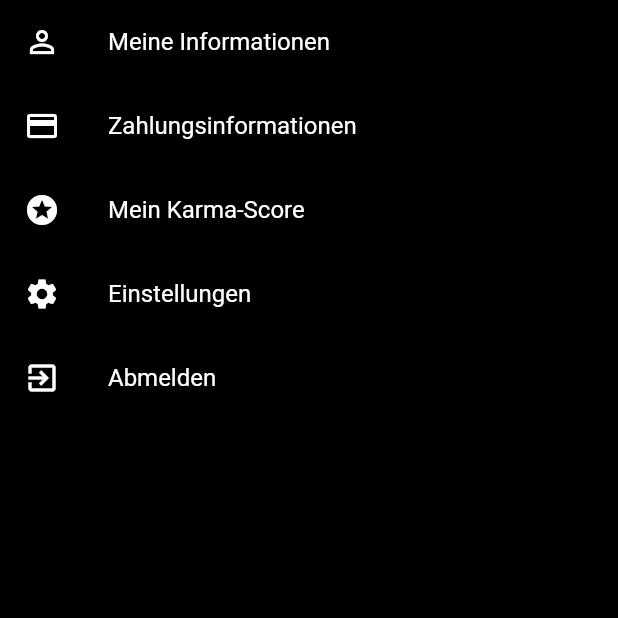
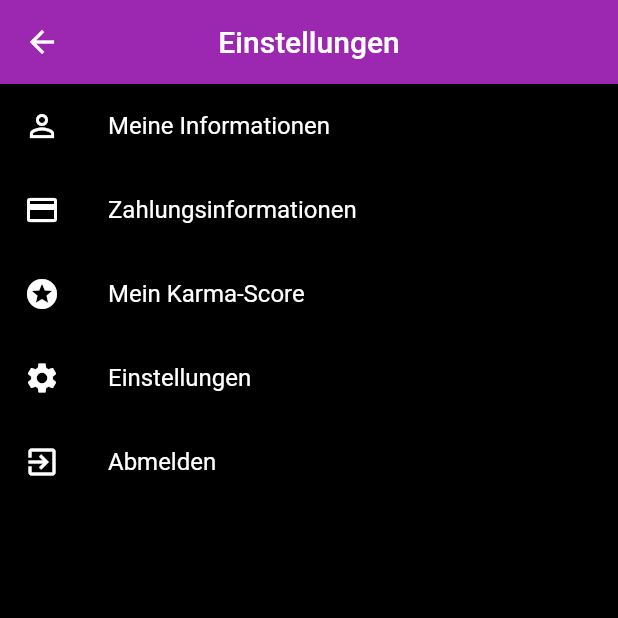
Before and after one commit to Multiflexxx/client-flex-rent, a Flutter app: the AccountSettingsScreen screen opened directly, on a phone screen of 412 x 824 dp, the top half of it. Run offline on Flutter 3.47's test engine with Material 2 defaults, Android fonts, the phone set to English and light mode, and no system bars; our stand-ins replace auto_size_text, bloc, cached_network_image, camera, equatable, flushbar and 9 more; missing offline and left inert: dart:ffi, flutter_barcode_scanner; accounts and stored records are empty; generated files the repository leaves out were written again.

Commit message:
Account screen fix

```diff
--- a/lib/screens/account/account_screen.dart
+++ b/lib/screens/account/account_screen.dart
@@ -43,6 +43,9 @@ class _AccountScreenState extends State<AccountScreen> {
                     Text(
                       '$name',
                       style: TextStyle(color: Colors.white, fontSize: 20),
+                      maxLines: 2,
+                      overflow: TextOverflow.clip,
+
                     ),
                     Padding(
                       padding: const EdgeInsets.only(left: 5.0),
--- a/lib/screens/account/settings/account_settings_screen.dart
+++ b/lib/screens/account/settings/account_settings_screen.dart
@@ -19,6 +19,10 @@ class AccountSettingsScreen extends StatelessWidget {
   @override
   Widget build(BuildContext context) {
     return Scaffold(
+        appBar: AppBar(
+          centerTitle: true,
+          title: Text('Einstellungen'),
+        ),
         body: SafeArea(
           child: ListView.builder(
             itemCount: profileOptions.length,
```
Lines whose indentation alone changed are shown as unchanged.
